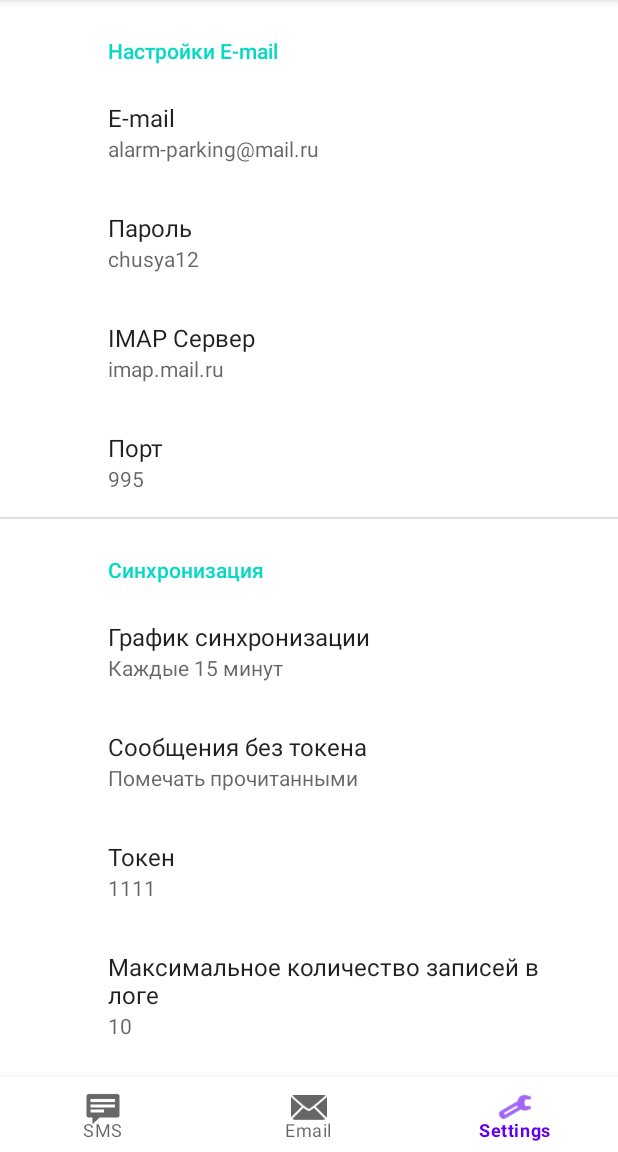
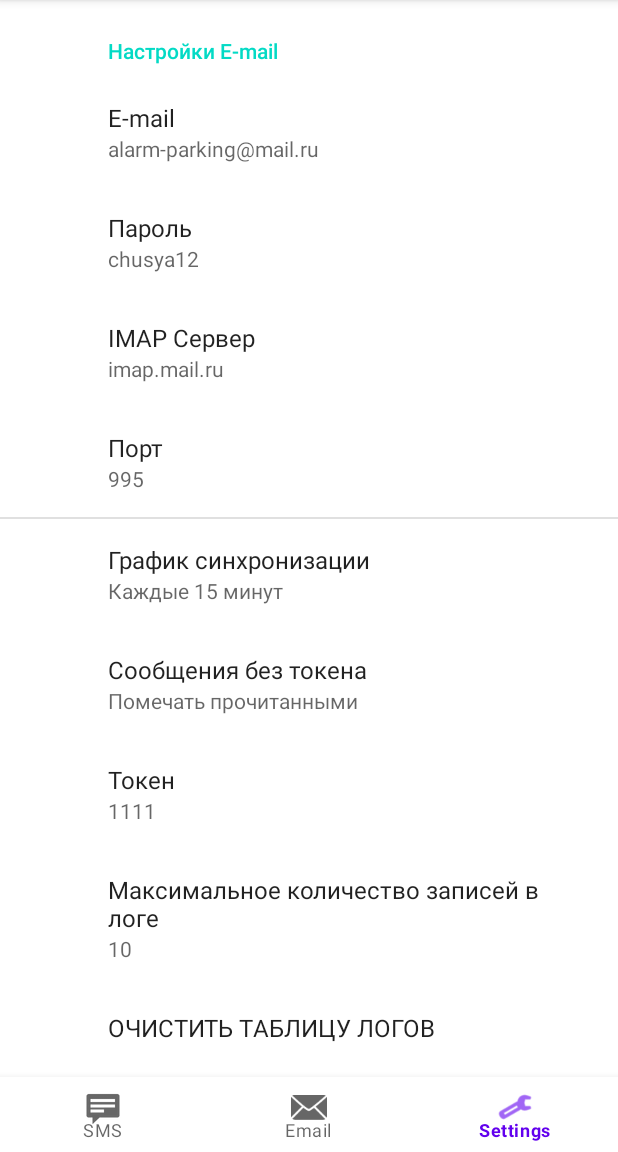
Before and after one commit to IgorChaus/EmailToSMS, an Android app: the screen it shows after launch (MainActivity), item 3 of the bottom bar chosen, on a phone screen of 412 x 824 dp, the part 84-1236 px from its top. Run offline under Robolectric (Android 15) with nearby library versions, the phone set to English and light mode, and no system bars; our stand-ins replace Room's generated code, androidx.preference; 4 statements that could not run were skipped.

Commit message:
Switched to SmsListRepositoryImpl

```diff
--- a/app/src/main/java/com/example/emailtosms/data/sms/SmsListRepositoryImpl.kt
+++ b/app/src/main/java/com/example/emailtosms/data/sms/SmsListRepositoryImpl.kt
@@ -18,11 +18,11 @@ class SmsListRepositoryImpl(application: Application): SmsListRepository {
     }
 
 
-    override fun addSmsItem(smsItem: SmsItem) {
+    override suspend fun addSmsItem(smsItem: SmsItem) {
         smsListDao.addSmsItem(mapper.mapEntityToDbModel(smsItem))
     }
 
-    override fun deleteAllSmsItems() {
+    override suspend fun deleteAllSmsItems() {
         smsListDao.deleteAllSmsItems()
     }
 }
--- a/app/src/main/java/com/example/emailtosms/domain/sms/AddSmsItemUseCase.kt
+++ b/app/src/main/java/com/example/emailtosms/domain/sms/AddSmsItemUseCase.kt
@@ -1,7 +1,7 @@
 package com.example.emailtosms.domain.sms
 
 class AddSmsItemUseCase(private val smsListRepository: SmsListRepository) {
-    fun addSmsItem(smsItem: SmsItem){
+    suspend fun addSmsItem(smsItem: SmsItem){
         smsListRepository.addSmsItem(smsItem)
     }
 }
--- a/app/src/main/java/com/example/emailtosms/domain/sms/DeleteAllSmsItemsUseCase.kt
+++ b/app/src/main/java/com/example/emailtosms/domain/sms/DeleteAllSmsItemsUseCase.kt
@@ -1,7 +1,7 @@
 package com.example.emailtosms.domain.sms
 
 class DeleteAllSmsItemsUseCase(private val smsListRepository: SmsListRepository) {
-    fun deleteAllSmsItems(){
+    suspend fun deleteAllSmsItems(){
         smsListRepository.deleteAllSmsItems()
     }
 }
--- a/app/src/main/java/com/example/emailtosms/domain/sms/SmsListRepository.kt
+++ b/app/src/main/java/com/example/emailtosms/domain/sms/SmsListRepository.kt
@@ -7,7 +7,7 @@ interface SmsListRepository {
 
     fun getSmsList(): LiveData<List<SmsItem>>
 
-    fun addSmsItem(smsItem: SmsItem)
+    suspend fun addSmsItem(smsItem: SmsItem)
 
-    fun deleteAllSmsItems()
+    suspend fun deleteAllSmsItems()
 }
--- a/app/src/main/java/com/example/emailtosms/presentation/email/EmailViewModel.kt
+++ b/app/src/main/java/com/example/emailtosms/presentation/email/EmailViewModel.kt
@@ -3,6 +3,7 @@ package com.example.emailtosms.presentation.email
 import android.app.Application
 import androidx.lifecycle.AndroidViewModel
 import androidx.preference.PreferenceManager
+import com.example.emailtosms.data.email.EmailListRepositoryImpl
 import com.example.emailtosms.data.email.EmailListRepositoryTest
 import com.example.emailtosms.domain.email.GetEmailListUseCase
 
--- a/app/src/main/java/com/example/emailtosms/presentation/settings/SettingsFragment.kt
+++ b/app/src/main/java/com/example/emailtosms/presentation/settings/SettingsFragment.kt
@@ -1,13 +1,32 @@
 package com.example.emailtosms.presentation.settings
 
 import android.os.Bundle
+import android.util.Log
+import androidx.lifecycle.ViewModelProvider
+import androidx.preference.Preference
 import androidx.preference.PreferenceFragmentCompat
 import com.example.emailtosms.R
+import com.example.emailtosms.presentation.sms.SmsViewModel
+
 
 class SettingsFragment : PreferenceFragmentCompat() {
     override fun onCreatePreferences(savedInstanceState: Bundle?, rootKey: String?) {
         setPreferencesFromResource(R.xml.root_preferences, rootKey)
+
+        val viewModel = ViewModelProvider(
+            this,
+            ViewModelProvider.AndroidViewModelFactory.getInstance(requireActivity().application)
+        ).get(SmsViewModel::class.java)
+
+        val clearLogButton = findPreference<Preference>("clear_log")
+        clearLogButton?.setOnPreferenceClickListener {
+            Log.i("MyTag", "click")
+            true
+        }
+
+
     }
+
 
     companion object {
         fun getInstance() = SettingsFragment()
--- a/app/src/main/java/com/example/emailtosms/presentation/sms/SmsListAdapter.kt
+++ b/app/src/main/java/com/example/emailtosms/presentation/sms/SmsListAdapter.kt
@@ -1,6 +1,5 @@
 package com.example.emailtosms.presentation.sms
 
-import android.util.Log
 import android.view.LayoutInflater
 import android.view.View
 import android.view.ViewGroup
@@ -39,9 +38,6 @@ class SmsListAdapter: RecyclerView.Adapter<SmsListAdapter.SmsItemViewHolder>() {
         holder.tvPhone.text = smsItem.phone
     }
 
-    override fun getItemCount(): Int {
-        Log.i("MyTag","smsList.size: ${smsList.size}")
-        return smsList.size
-    }
+    override fun getItemCount() = smsList.size
 
 }
--- a/app/src/main/java/com/example/emailtosms/presentation/sms/SmsViewModel.kt
+++ b/app/src/main/java/com/example/emailtosms/presentation/sms/SmsViewModel.kt
@@ -2,22 +2,25 @@ package com.example.emailtosms.presentation.sms
 
 import android.app.Application
 import androidx.lifecycle.AndroidViewModel
+import androidx.lifecycle.viewModelScope
 import androidx.preference.PreferenceManager
 import com.example.emailtosms.data.email.EmailListRepositoryTest
-import com.example.emailtosms.data.sms.SmsListRepositoryTest
+import com.example.emailtosms.data.sms.SmsListRepositoryImpl
 import com.example.emailtosms.domain.email.EmailResponse
 import com.example.emailtosms.domain.email.GetEmailListWithTokenUseCase
 import com.example.emailtosms.domain.sms.AddSmsItemUseCase
 import com.example.emailtosms.domain.sms.GetSmsListUseCase
 import com.example.emailtosms.domain.sms.MapperEmailToSms
 import com.example.emailtosms.domain.sms.SmsItem
+import kotlinx.coroutines.Dispatchers
+import kotlinx.coroutines.launch
 import java.text.SimpleDateFormat
 import java.util.*
 
 
-class SmsViewModel(application: Application): AndroidViewModel(application) {
-    private  val context = application
-    private val smsRepository = SmsListRepositoryTest
+class SmsViewModel(application: Application) : AndroidViewModel(application) {
+    private val context = application
+    private val smsRepository = SmsListRepositoryImpl(application)
     private val emailRepository = EmailListRepositoryTest
 
     private val getSmsListUseCase = GetSmsListUseCase(smsRepository)
@@ -27,28 +30,30 @@ class SmsViewModel(application: Application): AndroidViewModel(application) {
 
     private val sharePref = PreferenceManager.getDefaultSharedPreferences(context)
     private val user = sharePref.getString("email", "") ?: ""
-    private val password = sharePref.getString("password","") ?: ""
-    private val host = sharePref.getString("server","") ?: ""
-    private val port = sharePref.getString("port","") ?: ""
+    private val password = sharePref.getString("password", "") ?: ""
+    private val host = sharePref.getString("server", "") ?: ""
+    private val port = sharePref.getString("port", "") ?: ""
     private val message_action = sharePref.getString("message_action", "") ?: ""
-    private val token = sharePref.getString("token","") ?:""
+    private val token = sharePref.getString("token", "") ?: ""
 
     val smsList = getSmsListUseCase.getSmsList()
 
     private lateinit var emailResponse: EmailResponse
 
-    fun checkEmail(){
+    fun checkEmail() {
+        viewModelScope.launch(Dispatchers.IO) {
             emailResponse =
                 getEmailListWithTokenUseCase.getEmailListWithToken(user, password, host, port, true)
 
             if (emailResponse.responseCode == EmailListRepositoryTest.OK) {
                 for (item in emailResponse.emailItemList) {
                     val dateFormat = SimpleDateFormat("dd.MM", Locale("ru", "RU"))
-                val date = item.date?.let { dateFormat.format(it) } ?:""
+                    val date = item.date?.let { dateFormat.format(it) } ?: ""
                     val result = mapperEmailToSms.mapEmailMessageToSmsMessage(item.message)
-                val phone = result["phone"] ?:""
-                val message = result["message"] ?:""
+                    val phone = result["phone"] ?: ""
+                    val message = result["message"] ?: ""
                     addSmsItemUseCase.addSmsItem(SmsItem(SmsItem.UNDEFIND_ID, date, phone, message))
+                }
             }
         }
     }
--- a/app/src/main/res/layout/activity_main.xml
+++ b/app/src/main/res/layout/activity_main.xml
@@ -7,13 +7,19 @@
     android:layout_height="match_parent"
     tools:context=".MainActivity">
 
+
     <androidx.fragment.app.FragmentContainerView
         android:id="@+id/container_activity"
+        android:name="com.example.emailtosms.presentation.sms.SmsListScreen"
         android:layout_width="match_parent"
-        android:layout_height="match_parent"
-        android:name="com.example.emailtosms.presentation.sms.SmsListScreen"
+        android:layout_height="0dp"
+        app:layout_constraintBottom_toTopOf="@+id/bottomNav"
+        app:layout_constraintEnd_toEndOf="parent"
+        app:layout_constraintHorizontal_bias="0.0"
+        app:layout_constraintStart_toStartOf="parent"
+        app:layout_constraintTop_toTopOf="parent"
+        app:layout_constraintVertical_bias="0.218"
         tools:layout="@layout/list_screen" />
-
 
     <com.google.android.material.bottomnavigation.BottomNavigationView
         android:id="@+id/bottomNav"
@@ -22,7 +28,7 @@
         android:layout_alignParentBottom="true"
         app:layout_constraintBottom_toBottomOf="parent"
         app:layout_constraintEnd_toEndOf="parent"
-        app:layout_constraintHorizontal_bias="0.5"
+        app:layout_constraintHorizontal_bias="0.0"
         app:layout_constraintStart_toStartOf="parent"
         app:menu="@menu/main_menu" />
 
--- a/app/src/main/res/layout/list_screen.xml
+++ b/app/src/main/res/layout/list_screen.xml
@@ -14,9 +14,9 @@
                 <androidx.recyclerview.widget.RecyclerView
                     android:id="@+id/rv1"
                     android:layout_width="match_parent"
-                    android:layout_height="wrap_content"
+                    android:layout_height="0dp"
                     app:layoutManager="androidx.recyclerview.widget.LinearLayoutManager"
-                    tools:listitem="@layout/item_sms"/>
+                    tools:listitem="@layout/item_sms" />
 
         </androidx.swiperefreshlayout.widget.SwipeRefreshLayout>
 
--- a/app/src/main/res/xml/root_preferences.xml
+++ b/app/src/main/res/xml/root_preferences.xml
@@ -36,7 +36,7 @@ xmlns:app="http://schemas.android.com/apk/res-auto">
 
     </PreferenceCategory>
 
-    <PreferenceCategory app:title="Синхронизация">
+    <PreferenceCategory>
 
         <ListPreference
             android:title="График синхронизации"
@@ -74,4 +74,8 @@ xmlns:app="http://schemas.android.com/apk/res-auto">
 
     </PreferenceCategory>
 
+    <Preference
+        android:key="clear_log"
+        android:title="ОЧИСТИТЬ ТАБЛИЦУ ЛОГОВ" />
+
 </PreferenceScreen>
```
Also changed, not shown: app/src/main/java/com/example/emailtosms/data/sms/SmsListRepositoryTest.kt (+48 -48 lines). Lines whose indentation alone changed are shown as unchanged.
